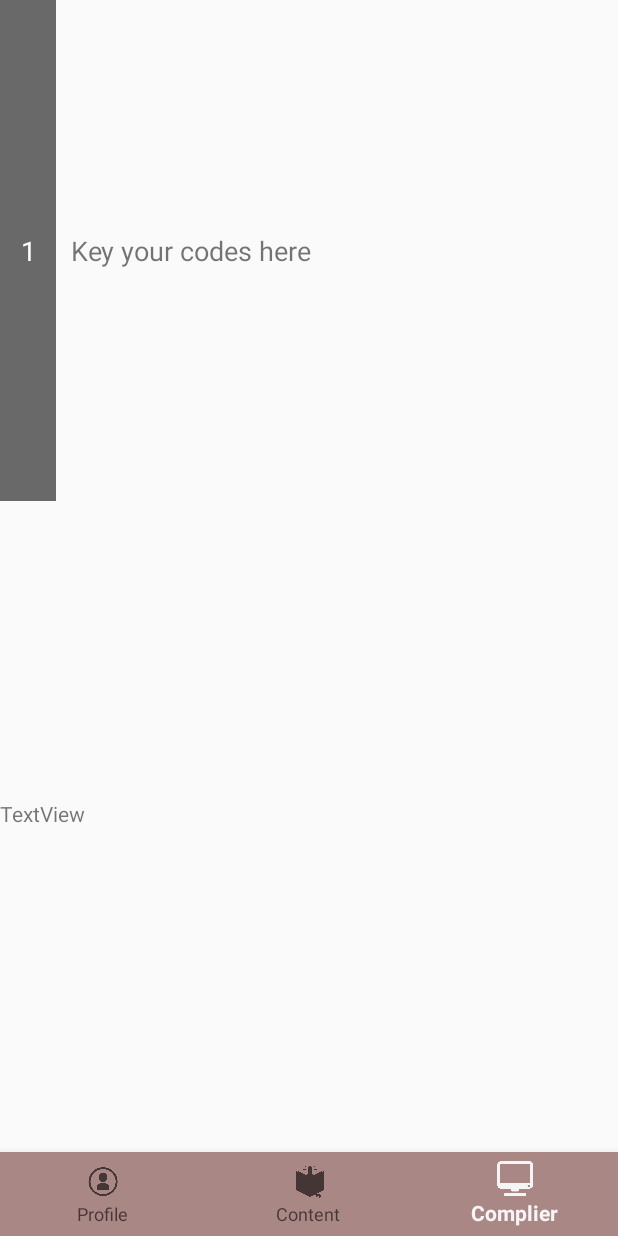
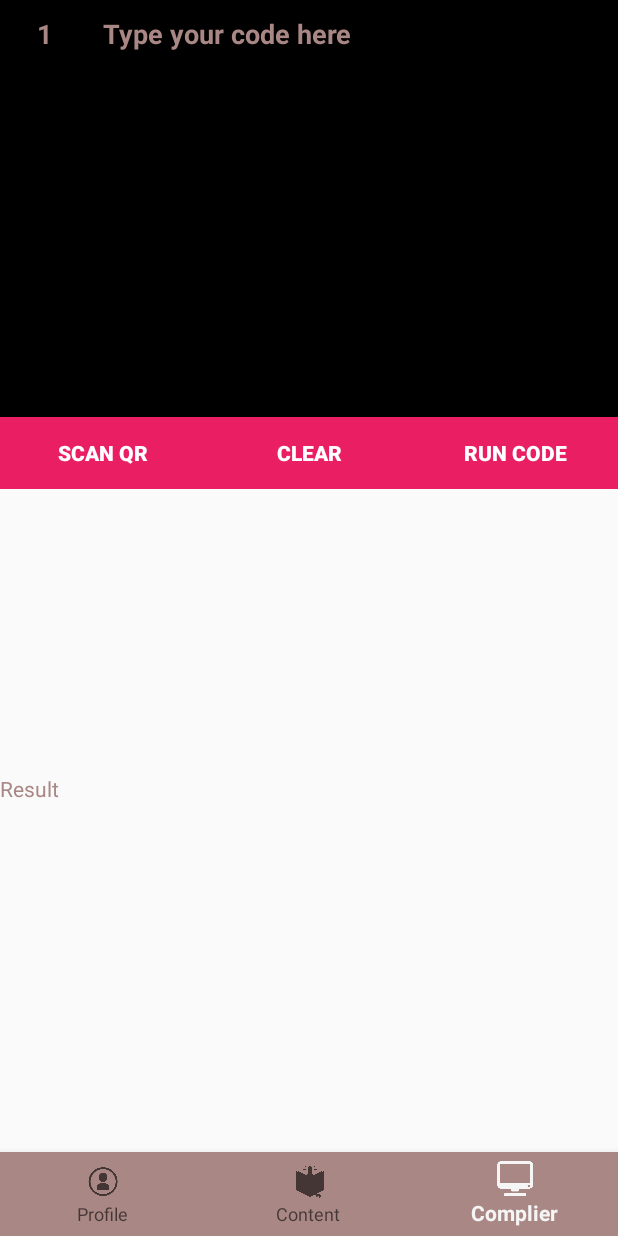
Before and after one commit to madelinetooh/IS3261KotLearn, an Android app: the screen it shows after launch (MainActivity), item 3 of the bottom bar chosen, on a phone screen of 412 x 824 dp. Run offline under Robolectric (Android 15) with nearby library versions, the phone set to English and light mode, and no system bars.

Commit message:
add complier layout

```diff
--- a/app/src/main/java/com/kotlearn/kotlearn/CompilerFragment.kt
+++ b/app/src/main/java/com/kotlearn/kotlearn/CompilerFragment.kt
@@ -1,18 +1,40 @@
 package com.kotlearn.kotlearn
 
 import android.os.Bundle
+import android.text.Editable
+import android.text.TextWatcher
 import android.view.LayoutInflater
 import android.view.View
 import android.view.ViewGroup
+import kotlinx.android.synthetic.main.fragment_compiler.*
+import kotlinx.android.synthetic.main.fragment_compiler.view.*
 
 class CompilerFragment : android.support.v4.app.Fragment() {
 
     override fun onCreateView(inflater: LayoutInflater, container: ViewGroup?, savedInstanceState: Bundle?): View? {
-        return inflater.inflate(R.layout.fragment_compiler, container, false)
+
+        val view: View = inflater!!.inflate(R.layout.fragment_compiler, container, false)
+
+        val input= view.inputCode
+
+        input.addTextChangedListener(object : TextWatcher {
+
+            override fun afterTextChanged(s: Editable?) {
+            }
+            override fun beforeTextChanged(s: CharSequence?, start: Int, count: Int, after: Int) {}
+            override fun onTextChanged(s: CharSequence?, start: Int, before: Int, count: Int) {
+                var lines = inputCode.lineCount
+                var linestext: String = ""
+                for (i in 1..lines) {
+                    linestext = linestext + i + "\n"
+
+                }
+                lineCount.setText(linestext)
+            }
+
+        })
 
 
-
-
-
+        return view
     }
 }
--- a/app/src/main/res/layout/activity_splash.xml
+++ b/app/src/main/res/layout/activity_splash.xml
@@ -10,9 +10,9 @@
     tools:context=".ActivitySplash">
 
     <ImageView
-        android:id="@+id/imageView2"
+        android:id="@+id/logo"
         android:layout_width="250dp"
-        android:layout_height="250dp"
+        android:layout_height="0dp"
         android:layout_weight="1"
         app:srcCompat="@drawable/logo" />
 
--- a/app/src/main/res/layout/fragment_compiler.xml
+++ b/app/src/main/res/layout/fragment_compiler.xml
@@ -1,51 +1,107 @@
 <?xml version="1.0" encoding="utf-8"?>
 <RelativeLayout xmlns:android="http://schemas.android.com/apk/res/android"
+    xmlns:tools="http://schemas.android.com/tools"
     android:layout_width="match_parent" android:layout_height="match_parent">
-
 
     <LinearLayout
         android:layout_width="match_parent"
-        android:layout_height="334dp"
+        android:layout_height="wrap_content"
+        android:orientation="vertical">
+
+    <LinearLayout
+        android:layout_width="match_parent"
+        android:layout_height="278dp"
         android:orientation="horizontal">
 
+        <TextView
+            android:id="@+id/lineCount"
+            android:layout_width="0dp"
+            android:layout_height="match_parent"
+            android:layout_alignParentStart="true"
+            android:layout_alignParentTop="true"
+            android:layout_weight="1"
+            android:background="#000000"
+            android:gravity="center_horizontal"
+            android:padding="10dp"
+            android:text="1"
+            android:textColor="@color/colorPrimary"
+            android:textSize="18dp"
+            android:textStyle="bold" />
 
-        <TextView
-            android:id="@+id/lineNum"
+        <EditText
+            android:id="@+id/inputCode"
+            android:layout_width="0dp"
+            android:layout_height="match_parent"
+            android:layout_alignParentEnd="true"
+            android:layout_alignParentTop="true"
+            android:layout_marginEnd="0dp"
+            android:layout_weight="6"
+            android:background="#000000"
+            android:ems="10"
+            android:gravity="left|top"
+            android:inputType="textMultiLine"
+            android:padding="10dp"
+            android:text="Type your code here"
+            android:textColor="@color/colorPrimary"
+            android:textSize="18dp"
+            android:textStyle="bold" />
+    </LinearLayout>
+
+    <LinearLayout
+        android:layout_width="match_parent"
+        android:layout_height="wrap_content"
+        android:layout_alignParentBottom="true"
+        android:layout_alignParentStart="true"
+        android:layout_marginBottom="253dp"
+        android:orientation="horizontal">
+
+        <Button
+            android:id="@+id/btn_scanQR"
             android:layout_width="0dp"
             android:layout_height="match_parent"
             android:layout_weight="1"
-            android:background="#696969"
-            android:padding="10dp"
-            android:textSize="18dp"
+            android:layout_alignParentStart="true"
+            android:layout_centerVertical="true"
+            android:background="#E91E63"
+            android:text="Scan QR"
             android:textColor="#FFFFFF"
-            android:gravity="center"
-            android:text="1" />
+            android:textStyle="bold" />
 
-        <TextView
-            android:id="@+id/inputText"
+
+        <Button
+            android:id="@+id/btn_clear"
             android:layout_width="0dp"
-            android:layout_height="337dp"
-            android:layout_weight="10"
-            android:gravity="left|top"
-            android:padding="10dp"
-            android:ems="10"
-            android:textSize="18dp"
-            android:inputType="textMultiLine"
-            android:text="Key your codes here" />
+            android:layout_height="match_parent"
+            android:layout_weight="1"
+            android:layout_centerInParent="true"
+            android:background="#E91E63"
+            android:text="Clear"
+            android:textColor="#FFFFFF"
+            android:textStyle="bold" />
 
+        <Button
+            android:id="@+id/btn_run"
+            android:layout_width="0dp"
+            android:layout_height="match_parent"
+            android:layout_weight="1"
+            android:layout_alignParentEnd="true"
+            android:layout_centerVertical="true"
+            android:background="#E91E63"
+            android:text="Run Code"
+            android:textColor="#FFFFFF"
+            android:textStyle="bold" />
+
+    </LinearLayout>
     </LinearLayout>
 
     <TextView
-        android:id="@+id/result"
+        android:id="@+id/textView3"
         android:layout_width="match_parent"
-        android:layout_height="235dp"
+        android:layout_height="252dp"
         android:layout_alignParentBottom="true"
         android:layout_alignParentStart="true"
-        android:layout_marginBottom="0dp"
         android:layout_marginStart="0dp"
-        android:layout_weight="1"
-        android:text="TextView" />
-
-
+        android:textColor="@color/colorPrimary"
+        android:text="Result" />
 
 </RelativeLayout>
```
